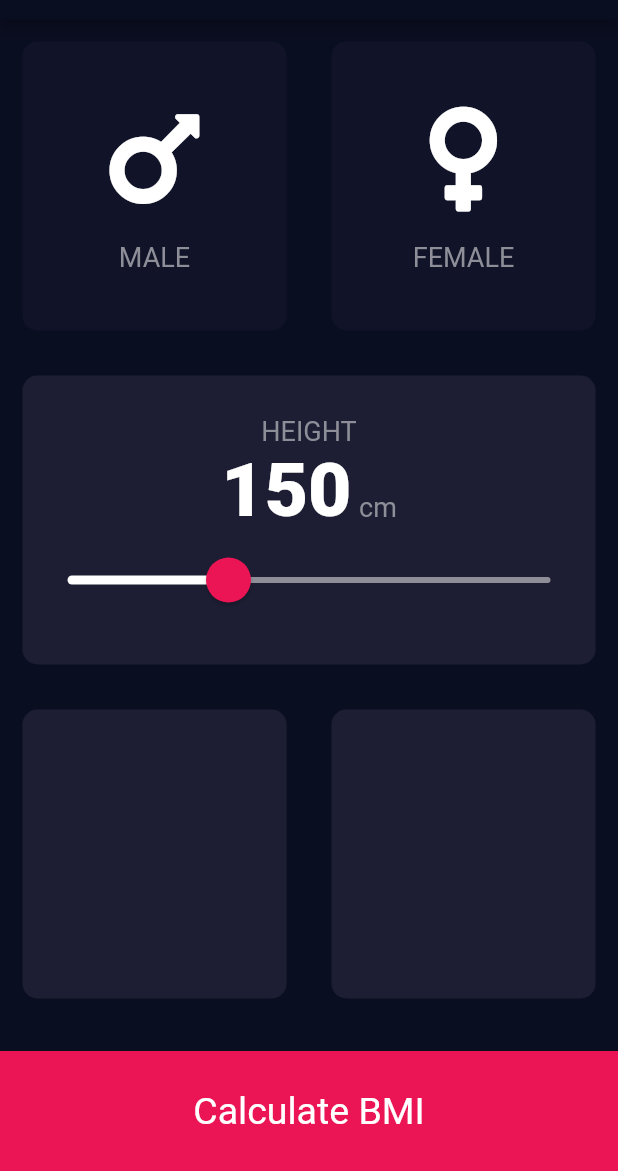
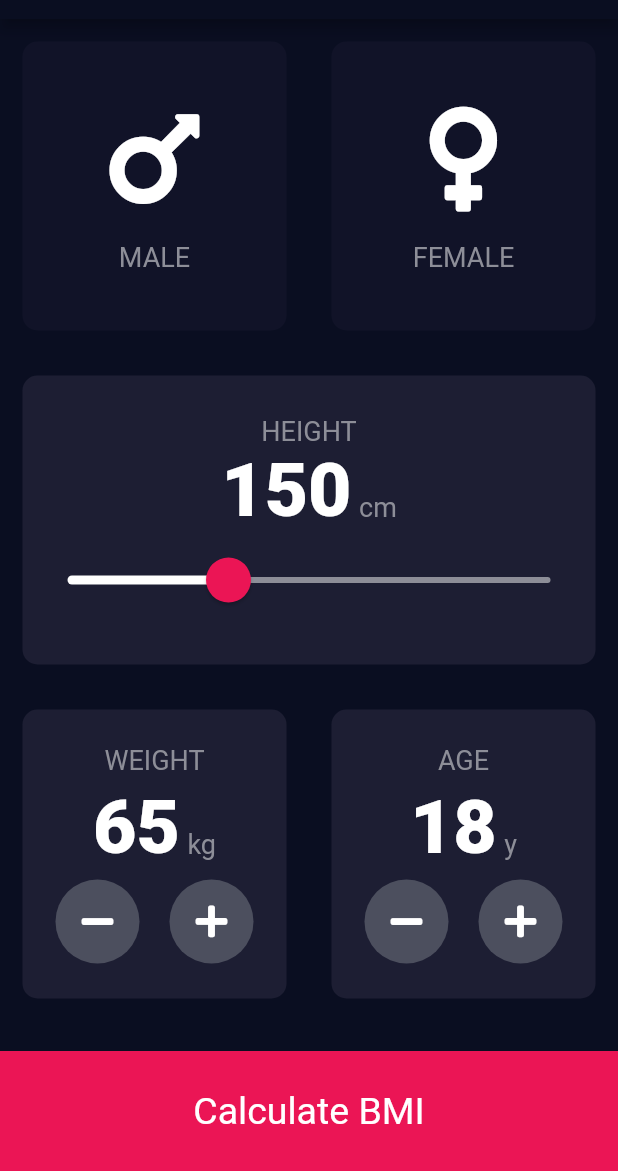
Before and after one commit to mahmudalsohan/bmi_calculator, a Flutter app: the screen it shows after launch, on a phone screen of 412 x 824 dp, the part 65-1236 px from its top. Run offline on Flutter 3.47's test engine with Material 2 defaults, Android fonts, the phone set to English and light mode, and no system bars; our stand-ins replace font_awesome_flutter.

Commit message:
finished first page

```diff
--- a/lib/pages/inputPage.dart
+++ b/lib/pages/inputPage.dart
@@ -1,4 +1,6 @@
 import 'package:bmi_calculator/constants/constant.dart';
+import 'package:bmi_calculator/widgets/inputPageWidgets/buttons.dart';
+import 'package:flutter/cupertino.dart';
 import 'package:flutter/material.dart';
 import 'package:font_awesome_flutter/font_awesome_flutter.dart';
 
@@ -12,7 +14,9 @@ class InputPage extends StatefulWidget {
 
 class _InputPageState extends State<InputPage> {
   Gender selectedGender;
-  int defaultHeight = 150;
+  int height = 150;
+  int weight = 65;
+  int age = 18;
   @override
   Widget build(BuildContext context) {
     return Scaffold(
@@ -77,7 +81,7 @@ class _InputPageState extends State<InputPage> {
                       textBaseline: TextBaseline.alphabetic,
                       children: [
                         Text(
-                          defaultHeight.toString(),
+                          height.toString(),
                           style: kNumberTextStyle,
                         ),
                         SizedBox(width: 5),
@@ -99,12 +103,12 @@ class _InputPageState extends State<InputPage> {
                             RoundSliderOverlayShape(overlayRadius: 30.0),
                       ),
                       child: Slider(
-                        value: defaultHeight.toDouble(),
+                        value: height.toDouble(),
                         min: 100.0,
                         max: 250.0,
                         onChanged: (double newValue) {
                           setState(() {
-                            defaultHeight = newValue.round();
+                            height = newValue.round();
                           });
                         },
                       ),
@@ -119,11 +123,109 @@ class _InputPageState extends State<InputPage> {
                   Expanded(
                     child: ReusableCard(
                       colour: kActiveCardColor,
+                      cardChild: Column(
+                        mainAxisAlignment: MainAxisAlignment.center,
+                        children: [
+                          Text(
+                            'WEIGHT',
+                            style: kLabelTextStyle,
+                          ),
+                          SizedBox(height: 5),
+                          Row(
+                            mainAxisAlignment: MainAxisAlignment.center,
+                            crossAxisAlignment: CrossAxisAlignment.baseline,
+                            textBaseline: TextBaseline.alphabetic,
+                            children: [
+                              Text(
+                                weight.toString(),
+                                style: kNumberTextStyle,
+                              ),
+                              SizedBox(width: 5),
+                              Text(
+                                'kg',
+                                style: kLabelTextStyle,
+                              ),
+                            ],
+                          ),
+                          SizedBox(height: 5),
+                          Row(
+                            mainAxisAlignment: MainAxisAlignment.center,
+                            children: [
+                              RoundIconButton(
+                                icon: FontAwesomeIcons.minus,
+                                onTap: () {
+                                  setState(() {
+                                    weight--;
+                                  });
+                                },
+                              ),
+                              SizedBox(width: 20),
+                              RoundIconButton(
+                                icon: FontAwesomeIcons.plus,
+                                onTap: () {
+                                  setState(() {
+                                    weight++;
+                                  });
+                                },
+                              ),
+                            ],
+                          )
+                        ],
+                      ),
                     ),
                   ),
                   Expanded(
                     child: ReusableCard(
                       colour: kActiveCardColor,
+                      cardChild: Column(
+                        mainAxisAlignment: MainAxisAlignment.center,
+                        children: [
+                          Text(
+                            'AGE',
+                            style: kLabelTextStyle,
+                          ),
+                          SizedBox(height: 5),
+                          Row(
+                            mainAxisAlignment: MainAxisAlignment.center,
+                            crossAxisAlignment: CrossAxisAlignment.baseline,
+                            textBaseline: TextBaseline.alphabetic,
+                            children: [
+                              Text(
+                                age.toString(),
+                                style: kNumberTextStyle,
+                              ),
+                              SizedBox(width: 5),
+                              Text(
+                                'y',
+                                style: kLabelTextStyle,
+                              ),
+                            ],
+                          ),
+                          SizedBox(height: 5),
+                          Row(
+                            mainAxisAlignment: MainAxisAlignment.center,
+                            children: [
+                              RoundIconButton(
+                                icon: FontAwesomeIcons.minus,
+                                onTap: () {
+                                  setState(() {
+                                    age--;
+                                  });
+                                },
+                              ),
+                              SizedBox(width: 20),
+                              RoundIconButton(
+                                icon: FontAwesomeIcons.plus,
+                                onTap: () {
+                                  setState(() {
+                                    age++;
+                                  });
+                                },
+                              ),
+                            ],
+                          )
+                        ],
+                      ),
                     ),
                   ),
                 ],
--- /dev/null
+++ b/lib/widgets/inputPageWidgets/buttons.dart
@@ -0,0 +1,22 @@
+import 'package:flutter/material.dart';
+
+class RoundIconButton extends StatelessWidget {
+  final IconData icon;
+  final Function onTap;
+  RoundIconButton({this.icon, this.onTap});
+
+  @override
+  Widget build(BuildContext context) {
+    return RawMaterialButton(
+      onPressed: onTap,
+      elevation: 0.0,
+      shape: CircleBorder(),
+      fillColor: Color(0xFF4C4F5E),
+      constraints: BoxConstraints.tightFor(
+        width: 56,
+        height: 56,
+      ),
+      child: Icon(icon),
+    );
+  }
+}
```
